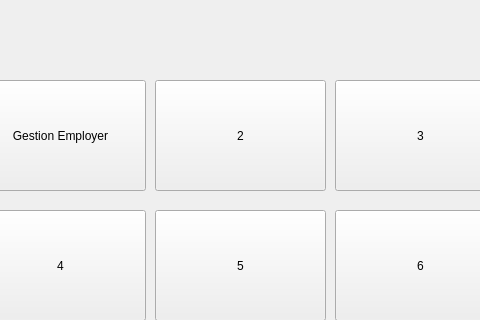
First picture: the form in menu.ui, repository rannouna/-smart_event-planner_2A36, before the edit; both pictures show x 175 to 655 and y 0 to 320 of the 850 by 447 pixel window.
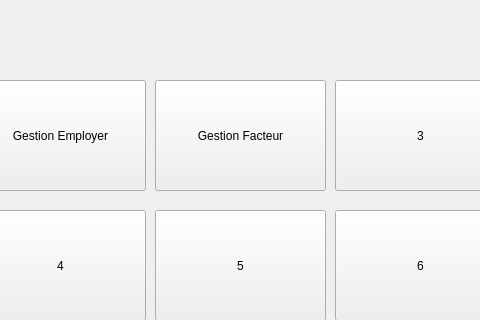
Second picture: the form after the edit.

What changed in the file:
```diff
--- a/menu.ui
+++ b/menu.ui
@@ -37,7 +37,7 @@
      </rect>
     </property>
     <property name="text">
-     <string>2</string>
+     <string>Gestion Facteur</string>
     </property>
    </widget>
    <widget class="QPushButton" name="pushButton_3">
```
Left out of the diff: 2 changed lines with no effect on the pictures.
